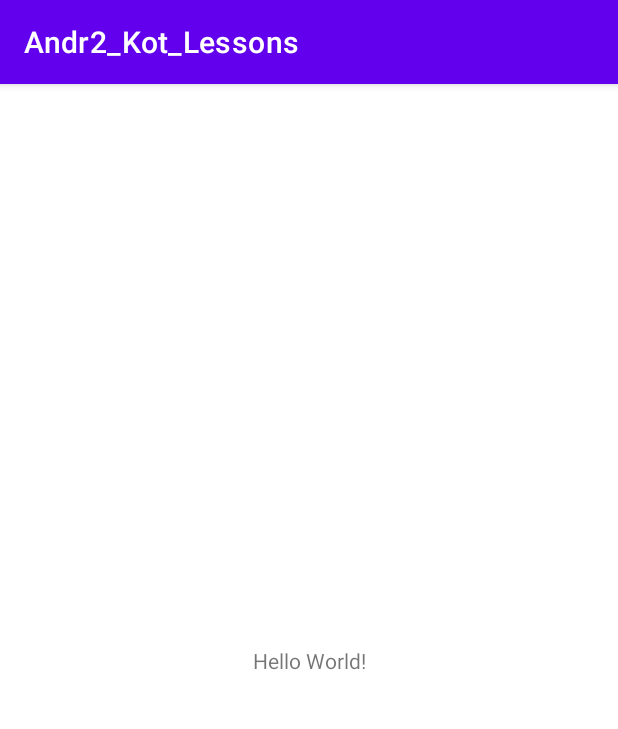
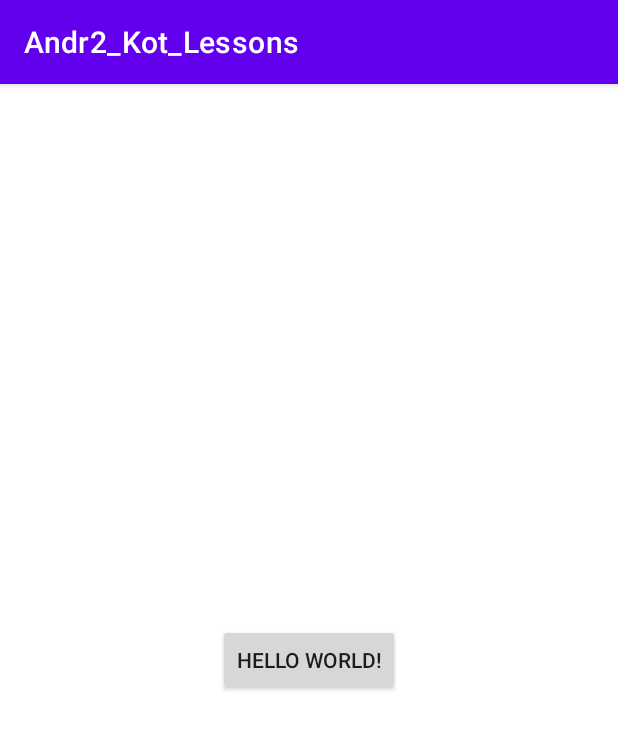
Before and after one commit to SergeKotlin/Andr2_Kotlin_Lesson_1, an Android app: the screen it shows after launch (MainActivity), on a phone screen of 412 x 824 dp. Shown: the top 729 px of the screen. Run offline under Robolectric (Android 15) with nearby library versions, the phone set to English and light mode, and no system bars.

Commit message:
setOnClickListener; анонимный класс

```diff
--- a/app/src/main/java/com/example/andr2_kot_lesson_1/MainActivity.kt
+++ b/app/src/main/java/com/example/andr2_kot_lesson_1/MainActivity.kt
@@ -3,11 +3,28 @@ package com.example.andr2_kot_lesson_1
 import androidx.appcompat.app.AppCompatActivity
 import android.os.Bundle
 import android.util.Log
+import android.view.View
+import androidx.appcompat.widget.AppCompatButton
 
 internal class MainActivity : AppCompatActivity() {
     override fun onCreate(savedInstanceState: Bundle?) {
         super.onCreate(savedInstanceState)
         setContentView(R.layout.activity_main)
+
+        findViewById<AppCompatButton>(R.id.btn).setOnClickListener (object : View.OnClickListener {
+            override fun onClick(p0: View?) {
+            }
+        })
+
+        val dataClass1 = Note("some_name", "note_body", R.color.black)
+        val dataClass2 = dataClass1.copy(color = R.color.teal_200)
+
+        // анонимный класс (напоминание) - получение сущности(экземпляра) без реализации класса
+        val andrej = object {
+            val name = "Andrej"
+            var age = 20
+        }
+        andrej.age = 21
 
         var fieldA = 5
         val fieldB = 5 // Дефолт по привычке делать val - хороший подход
--- a/app/src/main/res/layout/activity_main.xml
+++ b/app/src/main/res/layout/activity_main.xml
@@ -6,7 +6,8 @@
     android:layout_height="match_parent"
     tools:context=".MainActivity">
 
-    <TextView
+    <androidx.appcompat.widget.AppCompatButton
+        android:id="@+id/btn"
         android:layout_width="wrap_content"
         android:layout_height="wrap_content"
         android:text="Hello World!"
```
